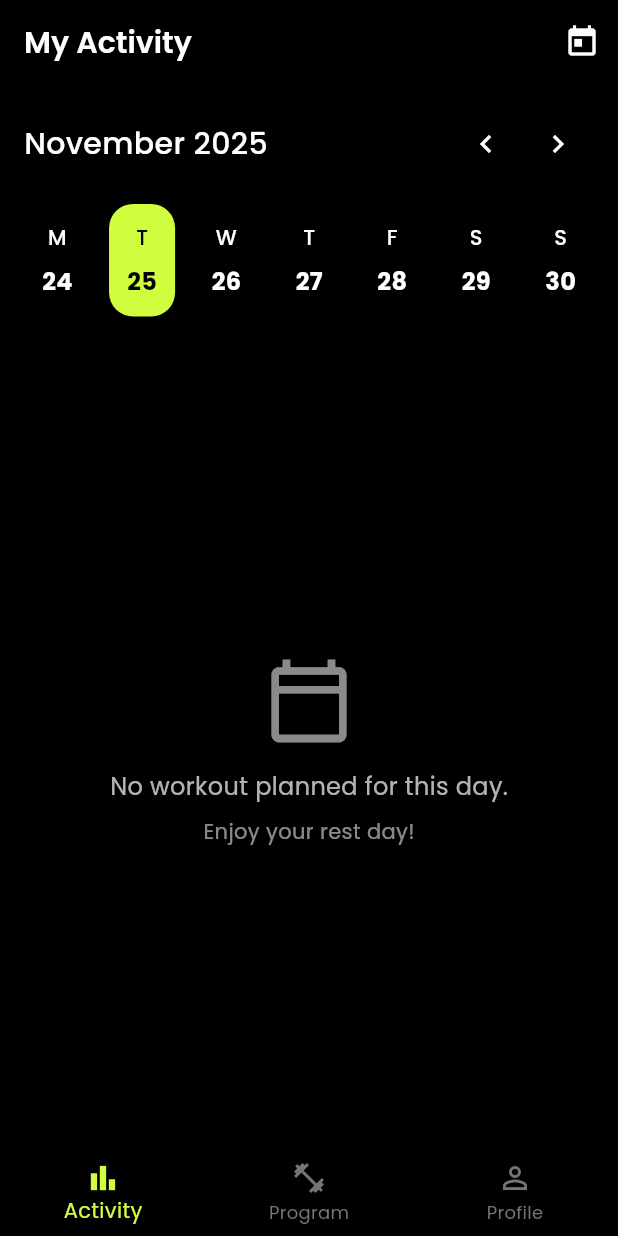
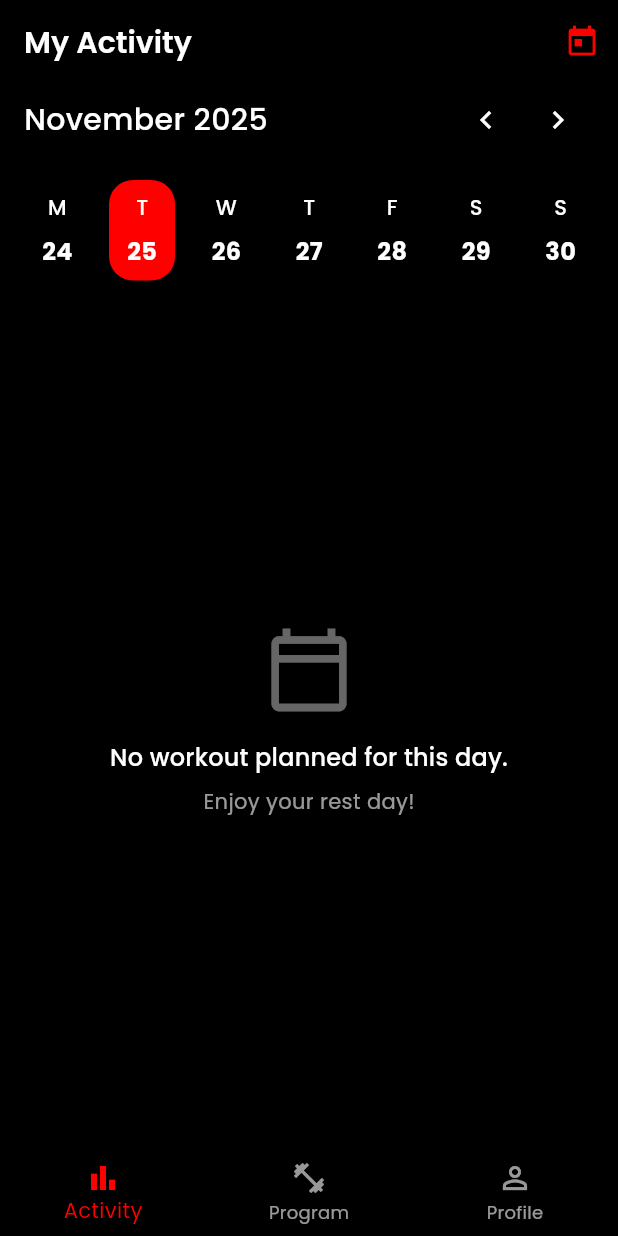
Before and after one commit to muriarty1893/my_first_app, a Flutter app: the screen it shows after launch, on a phone screen of 412 x 824 dp. Run offline on Flutter 3.47's test engine with Material 3 defaults, Android fonts, the phone set to English and light mode, and no system bars; our stand-ins replace csv, google_fonts, sqflite, sqflite_common_ffi; accounts and stored records are empty.

Commit message:
style: color palette updated

```diff
--- a/lib/main.dart
+++ b/lib/main.dart
@@ -37,9 +37,9 @@ class MyApp extends StatelessWidget {
   Widget build(BuildContext context) {
     return MaterialApp(
       title: 'AI Fitness Trainer',
-      theme: AppTheme.darkTheme,
-      darkTheme: AppTheme.darkTheme,
-      themeMode: ThemeMode.dark, // Enforce dark theme
+      theme: AppTheme.lightTheme,
+      darkTheme: AppTheme.darkTheme, // Keep dark theme available
+      themeMode: ThemeMode.light, // Enforce light theme for now
       locale: const Locale('en', 'US'),
       supportedLocales: const [Locale('en', 'US')],
       localizationsDelegates: const [
--- a/lib/screens/activity_screen.dart
+++ b/lib/screens/activity_screen.dart
@@ -49,201 +49,417 @@ class _ActivityScreenState extends State<ActivityScreen> {
   }
 
     @override
+
     Widget build(BuildContext context) {
+
+      final theme = Theme.of(context);
+
+
+
       return Scaffold(
+
         appBar: AppBar(
+
           title: Text(
+
             'My Activity',
-          style: GoogleFonts.poppins(fontWeight: FontWeight.w600),
+
+            style: GoogleFonts.poppins(fontWeight: FontWeight.w600, color: theme.colorScheme.onBackground),
+
           ),
+
           actions: [
+
             IconButton(
+
               onPressed: () => _onDaySelected(DateTime.now()),
-            icon: const Icon(Icons.today),
+
+              icon: Icon(Icons.today, color: theme.colorScheme.primary),
+
               tooltip: 'Today',
+
             ),
+
           ],
+
           backgroundColor: Colors.transparent,
+
           elevation: 0,
+
         ),
+
         body: Column(
+
           children: [
+
             Padding(
-            padding: const EdgeInsets.all(16.0),
+
+              padding: const EdgeInsets.symmetric(horizontal: 16.0),
+
               child: _buildCalendarView(),
+
             ),
+
             const SizedBox(height: 8),
+
             Expanded(
+
               child: FutureBuilder<List<ProgramExercise>>(
+
                 future: _programForDayFuture,
+
                 builder: (context, snapshot) {
+
                   if (snapshot.connectionState == ConnectionState.waiting) {
+
                     return const Center(child: CircularProgressIndicator());
+
                   } else if (snapshot.hasError) {
+
                     return Center(child: Text('Error: ${snapshot.error}'));
+
                   } else if (!snapshot.hasData || snapshot.data!.isEmpty) {
+
                     return _buildEmptyState();
+
                   } else {
+
                     return _buildTodaysProgram(snapshot.data!);
-                }
-              },
-            ),
-          ),
-        ],
-      ),
-    );
+
                   }
 
-  Widget _buildCalendarView() {
-    return Column(
-      crossAxisAlignment: CrossAxisAlignment.start,
-      children: [
-        Row(
-          mainAxisAlignment: MainAxisAlignment.spaceBetween,
-          children: [
-            Text(
-              DateFormat('MMMM yyyy', 'en_US').format(_focusedDate),
-              style: GoogleFonts.poppins(
-                fontSize: 20,
-                fontWeight: FontWeight.w500,
+                },
+
               ),
+
             ),
-            Row(
-              children: [
-                IconButton(
-                  onPressed: () => _onPageChanged(-7),
-                  icon: const Icon(Icons.chevron_left),
+
+          ],
+
         ),
-                IconButton(
-                  onPressed: () => _onPageChanged(7),
-                  icon: const Icon(Icons.chevron_right),
-                ),
-              ],
-            ),
-          ],
-        ),
-        const SizedBox(height: 16),
-        Row(
-          mainAxisAlignment: MainAxisAlignment.spaceBetween,
-          children: List.generate(7, (index) {
-            final day = _focusedDate.subtract(Duration(days: _focusedDate.weekday - 1 - index));
-            return _buildDateColumn(
-              day: day,
-              isSelected: DateFormat.yMd('en_US').format(day) == DateFormat.yMd('en_US').format(_selectedDate),
-              isToday: _isToday(day),
+
       );
-          }),
-        ),
-      ],
-    );
+
     }
 
-  Widget _buildDateColumn({required DateTime day, bool isSelected = false, bool isToday = false}) {
-    return GestureDetector(
-      onTap: () => _onDaySelected(day),
-      child: Container(
-        padding: const EdgeInsets.all(12),
-        decoration: isSelected
-            ? BoxDecoration(
-                color: const Color(0xFFD0FD3E),
-                borderRadius: BorderRadius.circular(16),
-              )
-            : (isToday ? BoxDecoration(
-                border: Border.all(color: const Color(0xFFD0FD3E)),
-                borderRadius: BorderRadius.circular(16),
-              ) : null),
-        child: Column(
+
+
+    Widget _buildCalendarView() {
+
+      final theme = Theme.of(context);
+
+      return Column(
+
+        crossAxisAlignment: CrossAxisAlignment.start,
+
         children: [
+
+          Row(
+
+            mainAxisAlignment: MainAxisAlignment.spaceBetween,
+
+            children: [
+
               Text(
-              DateFormat.E('en_US').format(day).substring(0, 1),
+
+                DateFormat('MMMM yyyy', 'en_US').format(_focusedDate),
+
                 style: GoogleFonts.poppins(
-                color: isSelected ? Colors.black : Colors.white,
+
+                  fontSize: 20,
+
                   fontWeight: FontWeight.w500,
+
+                  color: theme.colorScheme.onBackground,
+
                 ),
+
               ),
-            const SizedBox(height: 8),
-            Text(
-              day.day.toString(),
-              style: GoogleFonts.poppins(
-                color: isSelected ? Colors.black : Colors.white,
-                fontWeight: FontWeight.bold,
-                fontSize: 16,
+
+              Row(
+
+                children: [
+
+                  IconButton(
+
+                    onPressed: () => _onPageChanged(-7),
+
+                    icon: Icon(Icons.chevron_left, color: theme.colorScheme.onSurface),
+
                   ),
+
+                  IconButton(
+
+                    onPressed: () => _onPageChanged(7),
+
+                    icon: Icon(Icons.chevron_right, color: theme.colorScheme.onSurface),
+
                   ),
+
                 ],
+
               ),
+
+            ],
+
           ),
+
+          const SizedBox(height: 16),
+
+          Row(
+
+            mainAxisAlignment: MainAxisAlignment.spaceBetween,
+
+            children: List.generate(7, (index) {
+
+              final day = _focusedDate.subtract(Duration(days: _focusedDate.weekday - 1 - index));
+
+              return _buildDateColumn(
+
+                day: day,
+
+                isSelected: DateFormat.yMd('en_US').format(day) == DateFormat.yMd('en_US').format(_selectedDate),
+
+                isToday: _isToday(day),
+
               );
+
+            }),
+
+          ),
+
+        ],
+
+      );
+
     }
 
-  Widget _buildTodaysProgram(List<ProgramExercise> exercises) {
-    return Padding(
-      padding: const EdgeInsets.symmetric(horizontal: 16.0),
+
+
+    Widget _buildDateColumn({required DateTime day, bool isSelected = false, bool isToday = false}) {
+
+      final theme = Theme.of(context);
+
+      return GestureDetector(
+
+        onTap: () => _onDaySelected(day),
+
+        child: Container(
+
+          padding: const EdgeInsets.symmetric(vertical: 8, horizontal: 12),
+
+          decoration: isSelected
+
+              ? BoxDecoration(
+
+                  color: theme.colorScheme.primary,
+
+                  borderRadius: BorderRadius.circular(16),
+
+                )
+
+              : (isToday
+
+                  ? BoxDecoration(
+
+                      border: Border.all(color: theme.colorScheme.primary),
+
+                      borderRadius: BorderRadius.circular(16),
+
+                    )
+
+                  : null),
+
           child: Column(
-        crossAxisAlignment: CrossAxisAlignment.start,
+
             children: [
+
               Text(
-            _isToday(_selectedDate) ? 'Today\'s Program' : DateFormat.yMMMEd('en_US').format(_selectedDate),
+
+                DateFormat.E('en_US').format(day).substring(0, 1),
+
                 style: GoogleFonts.poppins(
-              fontSize: 20,
+
+                  color: isSelected ? theme.colorScheme.onPrimary : theme.colorScheme.onSurface,
+
                   fontWeight: FontWeight.w500,
+
                 ),
+
               ),
-          const SizedBox(height: 16),
-          Expanded(
-            child: ListView.builder(
-              itemCount: exercises.length,
-              itemBuilder: (context, index) {
-                final exercise = exercises[index];
-                return Card(
-                  color: Colors.grey.withAlpha(51),
-                  shape: RoundedRectangleBorder(
-                    borderRadius: BorderRadius.circular(15),
+
+              const SizedBox(height: 8),
+
+              Text(
+
+                day.day.toString(),
+
+                style: GoogleFonts.poppins(
+
+                  color: isSelected ? theme.colorScheme.onPrimary : theme.colorScheme.onSurface,
+
+                  fontWeight: FontWeight.bold,
+
+                  fontSize: 16,
+
                 ),
-                  margin: const EdgeInsets.only(bottom: 10),
-                  child: ListTile(
-                    title: Text(
-                      exercise.exerciseTitle,
-                      style: GoogleFonts.poppins(fontWeight: FontWeight.w600),
+
               ),
-                    subtitle: Text(
-                      '${exercise.sets} sets, ${exercise.reps} reps',
-                      style: GoogleFonts.poppins(),
+
+            ],
+
           ),
-                    trailing: Icon(
-                      exercise.isCompleted
-                          ? Icons.check_circle
-                          : Icons.check_circle_outline,
-                      color: exercise.isCompleted ? const Color(0xFFD0FD3E) : Colors.white70,
+
         ),
-                  ),
+
       );
-              },
-            ),
-          ),
-        ],
-      ),
-    );
+
     }
 
+
+
+    Widget _buildTodaysProgram(List<ProgramExercise> exercises) {
+
+      final theme = Theme.of(context);
+
+      return Padding(
+
+        padding: const EdgeInsets.symmetric(horizontal: 16.0),
+
+        child: Column(
+
+          crossAxisAlignment: CrossAxisAlignment.start,
+
+          children: [
+
+            Text(
+
+              _isToday(_selectedDate) ? 'Today\'s Program' : DateFormat.yMMMEd('en_US').format(_selectedDate),
+
+              style: GoogleFonts.poppins(
+
+                fontSize: 20,
+
+                fontWeight: FontWeight.w500,
+
+                color: theme.colorScheme.onBackground,
+
+              ),
+
+            ),
+
+            const SizedBox(height: 16),
+
+            Expanded(
+
+              child: ListView.builder(
+
+                itemCount: exercises.length,
+
+                itemBuilder: (context, index) {
+
+                  final exercise = exercises[index];
+
+                  return Card(
+
+                    // Let the Card use its theme color
+
+                    margin: const EdgeInsets.only(bottom: 10),
+
+                    child: ListTile(
+
+                      title: Text(
+
+                        exercise.exerciseTitle,
+
+                        style: GoogleFonts.poppins(fontWeight: FontWeight.w600),
+
+                      ),
+
+                      subtitle: Text(
+
+                        '${exercise.sets} sets, ${exercise.reps} reps',
+
+                        style: GoogleFonts.poppins(),
+
+                      ),
+
+                      trailing: Icon(
+
+                        exercise.isCompleted
+
+                            ? Icons.check_circle
+
+                            : Icons.check_circle_outline,
+
+                        color: exercise.isCompleted ? theme.colorScheme.primary : theme.colorScheme.onSurface.withOpacity(0.5),
+
+                      ),
+
+                    ),
+
+                  );
+
+                },
+
+              ),
+
+            ),
+
+          ],
+
+        ),
+
+      );
+
+    }
+
+
+
     Widget _buildEmptyState() {
+
+      final theme = Theme.of(context);
+
       return Center(
+
         child: Column(
+
           mainAxisAlignment: MainAxisAlignment.center,
+
           children: [
-          const Icon(Icons.calendar_today_outlined, size: 60, color: Colors.white54),
+
+            Icon(Icons.calendar_today_outlined, size: 60, color: theme.colorScheme.onSurface.withOpacity(0.4)),
+
             const SizedBox(height: 16),
+
             Text(
+
               'No workout planned for this day.',
-            style: GoogleFonts.poppins(fontSize: 16, color: Colors.white70),
+
+              style: theme.textTheme.titleMedium,
+
             ),
+
             const SizedBox(height: 8),
+
             Text(
+
               'Enjoy your rest day!',
-            style: GoogleFonts.poppins(fontSize: 14, color: Colors.white54),
+
+              style: theme.textTheme.bodyMedium?.copyWith(
+
+                color: theme.colorScheme.onSurface.withOpacity(0.6),
+
               ),
+
+            ),
+
           ],
+
         ),
+
       );
+
     }
+
   }
--- a/lib/screens/profile_screen.dart
+++ b/lib/screens/profile_screen.dart
@@ -147,8 +147,8 @@ class _ProfileScreenState extends State<ProfileScreen> {
                       icon: const Icon(Icons.history_edu_outlined),
                       label: const Text('View Workout History'),
                       style: OutlinedButton.styleFrom(
-                        foregroundColor: Colors.white,
-                        side: const BorderSide(color: Colors.white54),
+                        foregroundColor: Theme.of(context).colorScheme.primary,
+                        side: BorderSide(color: Theme.of(context).colorScheme.primary.withOpacity(0.5)),
                         padding: const EdgeInsets.symmetric(vertical: 12),
                       ),
                     ),
--- a/lib/screens/program_screen.dart
+++ b/lib/screens/program_screen.dart
@@ -235,7 +235,9 @@ class _ProgramScreenState extends State<ProgramScreen> {
             padding: const EdgeInsets.all(12.0),
             child: Text(
               day,
-              style: Theme.of(context).textTheme.titleLarge,
+              style: Theme.of(context).textTheme.titleLarge?.copyWith(
+                    color: Theme.of(context).colorScheme.onSurface,
+                  ),
             ),
           ),
           const Divider(height: 1),
--- a/lib/theme/app_theme.dart
+++ b/lib/theme/app_theme.dart
@@ -73,4 +73,83 @@ class AppTheme {
       ),
     ),
   );
+
+  static final ThemeData lightTheme = ThemeData(
+    scaffoldBackgroundColor: const Color(0xFF000000), // Black
+    appBarTheme: AppBarTheme(
+      backgroundColor: Colors.transparent,
+      elevation: 0,
+      titleTextStyle: GoogleFonts.poppins(
+        color: Colors.white, // White text on black app bar
+        fontWeight: FontWeight.w600,
+        fontSize: 20,
+      ),
+      iconTheme: const IconThemeData(color: Colors.white), // White icons on black app bar
+    ),
+    colorScheme: const ColorScheme.light(
+      primary: Color(0xFFFF0000), // Bright red
+      secondary: Color(0xFF950101), // Darker red secondary accent
+      onPrimary: Colors.white, // White text on bright red primary
+      onSecondary: Colors.white, // White text on dark red secondary
+      background: Color(0xFF000000), // Black background
+      surface: Color(0xFF3D0000), // Very dark red for cards/surfaces
+      onBackground: Colors.white, // White text on black background
+      onSurface: Colors.white, // White text on very dark red surface
+    ),
+    textTheme: GoogleFonts.poppinsTextTheme(
+      ThemeData.light().textTheme,
+    ).apply(
+      bodyColor: Colors.white, // General body text white
+      displayColor: Colors.white, // General display text white
+    ),
+    cardTheme: CardThemeData(
+      color: const Color(0xFF3D0000), // Very dark red cards
+      elevation: 4,
+      shadowColor: const Color(0xFFFF0000).withOpacity(0.3), // Red shadow
+      shape: RoundedRectangleBorder(
+        borderRadius: BorderRadius.circular(16),
+      ),
+    ),
+    elevatedButtonTheme: ElevatedButtonThemeData(
+      style: ElevatedButton.styleFrom(
+        backgroundColor: const Color(0xFFFF0000), // Bright red button
+        foregroundColor: Colors.white, // White text on bright red button
+        shape: RoundedRectangleBorder(
+          borderRadius: BorderRadius.circular(10),
+        ),
+        padding: const EdgeInsets.symmetric(horizontal: 20, vertical: 15),
+      ),
+    ),
+    floatingActionButtonTheme: const FloatingActionButtonThemeData(
+      backgroundColor: Color(0xFFFF0000), // Bright red FAB
+      foregroundColor: Colors.white, // White icon on bright red FAB
+    ),
+    bottomNavigationBarTheme: BottomNavigationBarThemeData(
+      backgroundColor: const Color(0xFF000000), // Black bottom nav bar
+      selectedItemColor: const Color(0xFFFF0000), // Bright red selected item
+      unselectedItemColor: Colors.white.withOpacity(0.6), // Faded white unselected item
+      showUnselectedLabels: true,
+      elevation: 8,
+    ),
+    inputDecorationTheme: InputDecorationTheme(
+      filled: true,
+      fillColor: const Color(0xFF3D0000), // Very dark red input field background
+      border: OutlineInputBorder(
+        borderRadius: BorderRadius.circular(10),
+        borderSide: BorderSide.none,
+      ),
+      hintStyle: TextStyle(color: Colors.white.withOpacity(0.5)), // Faded white hint text
+    ),
+    chipTheme: ChipThemeData(
+      backgroundColor: const Color(0xFF3D0000), // Very dark red chip background
+      selectedColor: const Color(0xFFFF0000), // Bright red selected chip
+      labelStyle: const TextStyle(color: Colors.white, fontWeight: FontWeight.bold), // White label text
+      secondaryLabelStyle: const TextStyle(color: Colors.white, fontWeight: FontWeight.bold), // White secondary label text
+      padding: const EdgeInsets.symmetric(horizontal: 16, vertical: 12),
+      shape: RoundedRectangleBorder(
+        borderRadius: BorderRadius.circular(20),
+        side: const BorderSide(color: Colors.transparent),
+      ),
+    ),
+  );
 }
```
Also changed, not shown: lib/screens/home_screen.dart (+21 -4 lines). Lines whose indentation alone changed are shown as unchanged.
